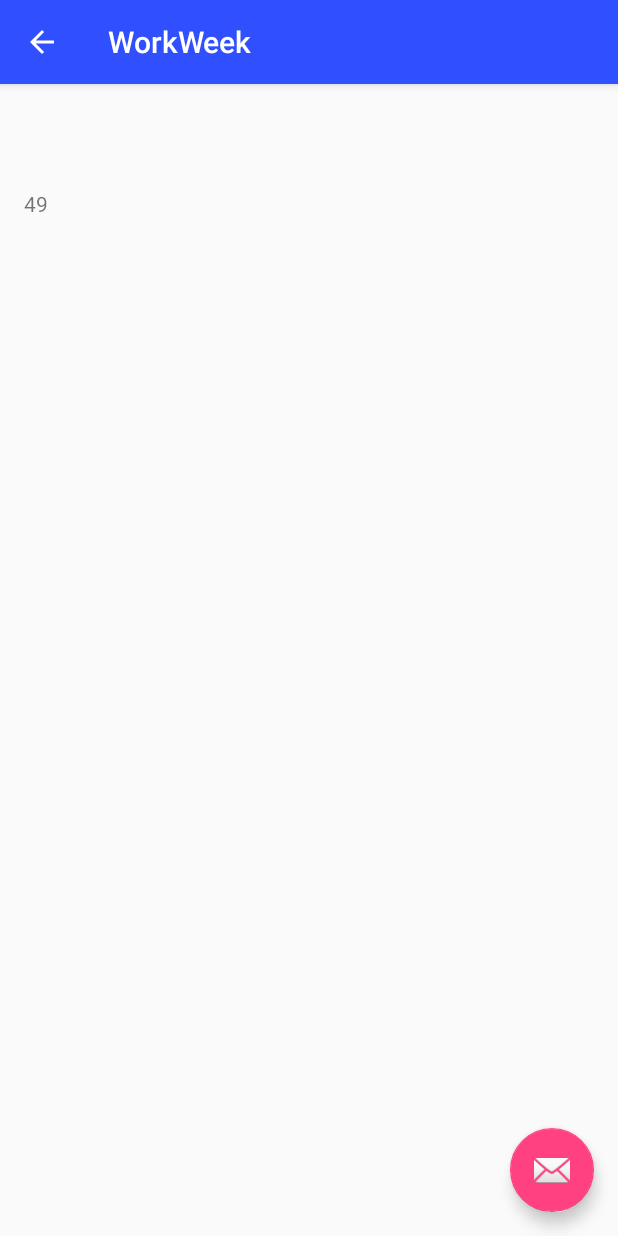
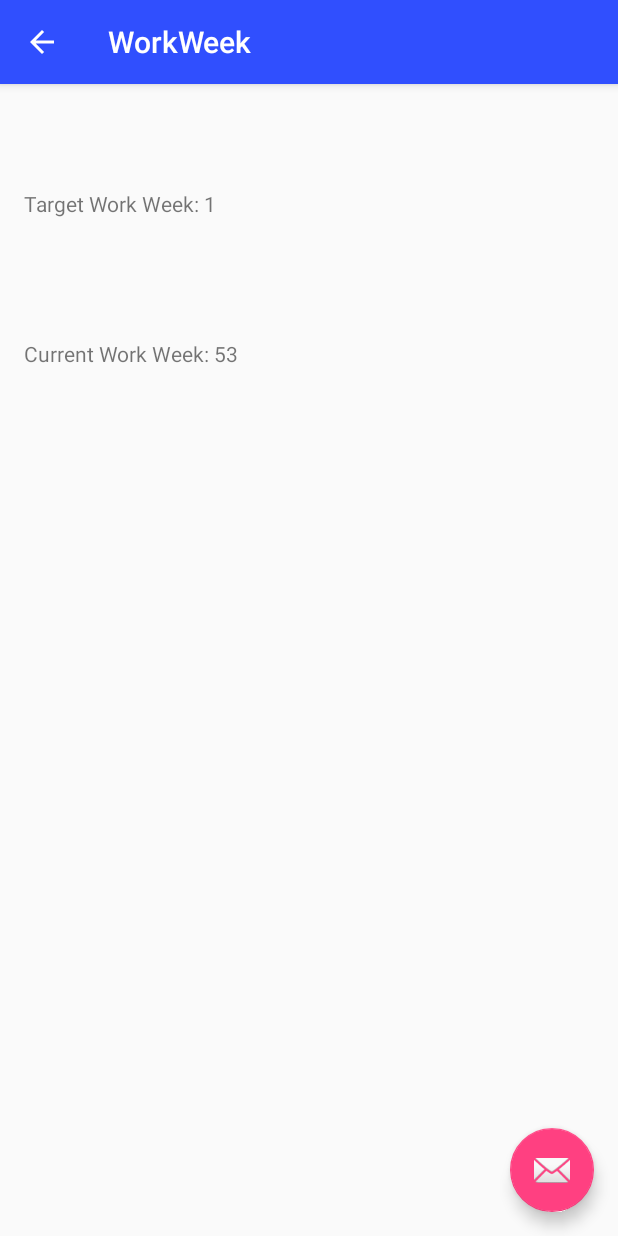
Before and after one commit to sandilyab/androidapp, an Android app: the WorkWeek screen opened directly, with no data from a screen before it, on a phone screen of 412 x 824 dp. Run offline under Robolectric (Android 15) with nearby library versions, the phone set to English and light mode, and no system bars; 4 statements that could not run were skipped.

Commit message:
Added current work week info in WorkWeek activivty

```diff
--- a/app/src/main/java/com/example/sandilya/myfirstapp/WorkWeek.java
+++ b/app/src/main/java/com/example/sandilya/myfirstapp/WorkWeek.java
@@ -32,30 +32,37 @@ public class WorkWeek extends AppCompatActivity {
         setContentView(R.layout.activity_work_week);
         Toolbar toolbar = (Toolbar) findViewById(R.id.toolbar);
         setSupportActionBar(toolbar);
+
+        //generate current date values
+        Calendar cal_orig = Calendar.getInstance();
+        int week_orig = cal_orig.get(Calendar.WEEK_OF_YEAR);
+        SelectedDateView = (TextView) findViewById(R.id.original_date);
+        SelectedDateView.setText("Current Work Week: " +week_orig+"");
+
+        //handle date picker values
         String s = (getIntent().getStringExtra("Selected Date"));
         String[]strArray= s.split(",");
-        int month = Integer.parseInt(strArray[0]) ;
-        month = month-1;
+
+        int month = Integer.parseInt(strArray[0]) -1 ;
         int date = Integer.parseInt(strArray[1]);
         int year = Integer.parseInt(strArray[2]);
-        Log.w("myApp",strArray[0]);
-        Log.w("myApp",strArray[1]);
-        Log.w("myApp",strArray[2]);
         String format = "yyMMdd";
-        //SimpleDateFormat df = new SimpleDateFormat(format);
-        //Date date2 = df.parse(Arrays.toString(strArray));
+
         Calendar cal = Calendar.getInstance();
         cal.set(Calendar.MONTH, month);
         cal.set(Calendar.DATE, date);
         cal.set(Calendar.YEAR, year);
-        Date date2;
-        date2= cal.getTime();
+
+        Date date2= cal.getTime();
         int week = cal.get(Calendar.WEEK_OF_YEAR);
         int year2 = cal.get(Calendar.YEAR);
+
         Log.w("myApp", Integer.toString(week));
         SelectedDateView = (TextView) findViewById(R.id.selected_date);
-        SelectedDateView.setText(week+"");
+        SelectedDateView.setText("Target Work Week: " +week+"");
         Log.w("myApp", "no network");
+
+
 
         FloatingActionButton fab = (FloatingActionButton) findViewById(R.id.fab);
         fab.setOnClickListener(new View.OnClickListener() {
--- a/app/src/main/res/layout/content_work_week.xml
+++ b/app/src/main/res/layout/content_work_week.xml
@@ -22,5 +22,14 @@
         android:layout_alignParentLeft="true"
         android:layout_alignParentStart="true"
         android:layout_marginTop="54dp" />
+    <TextView
+        android:layout_width="wrap_content"
+        android:layout_height="wrap_content"
+        android:text=""
+        android:id="@+id/original_date"
+        android:layout_below="@+id/button"
+        android:layout_alignParentLeft="true"
+        android:layout_alignParentStart="true"
+        android:layout_marginTop="154dp" />
 
 </RelativeLayout>
```
